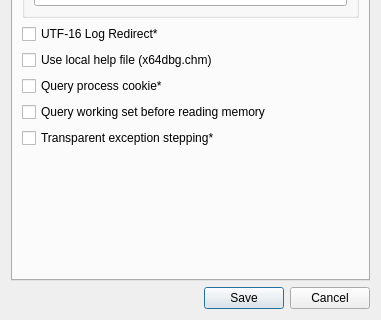
Qt form src/gui/Src/Gui/SettingsDialog.ui (x64dbg/x64dbg) before a commit; both pictures show x 0 to 381 and y 247 to 567 of the 381 by 567 pixel window.
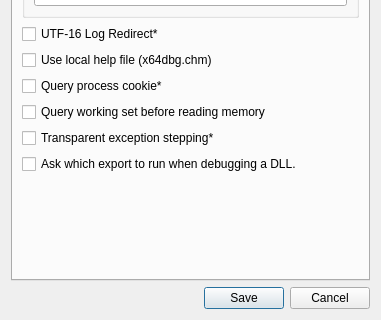
The same form after that commit. The open tabs and pages were chosen to show the change. Icons and pictures are not drawn.

Commit message: Attempting to add a feature that allows users to choose which export to run when debugging a DLL. - Added an item in the Misc settings to control this behavior. - Added a call in the bridge to show the export chooser dialog once DLL debugging starts. - Created a rudimentary dialog in the GUI to let the user select an export to run (does nothing at the moment).

```diff
--- a/src/gui/Src/Gui/SettingsDialog.ui
+++ b/src/gui/Src/Gui/SettingsDialog.ui
@@ -7,7 +7,7 @@
     <x>0</x>
     <y>0</y>
     <width>381</width>
-    <height>514</height>
+    <height>528</height>
    </rect>
   </property>
   <property name="sizePolicy">
@@ -862,6 +862,13 @@
          </property>
         </widget>
        </item>
+       <item>
+        <widget class="QCheckBox" name="chkEnableDLLExportChooser">
+         <property name="text">
+          <string>Ask which export to run when debugging a DLL.</string>
+         </property>
+        </widget>
+       </item>
        <item>
         <spacer name="verticalSpacer_3">
          <property name="orientation">
```
Left out of the diff: 2 changed lines with no effect on the pictures. The commit also changes 13 other files.
